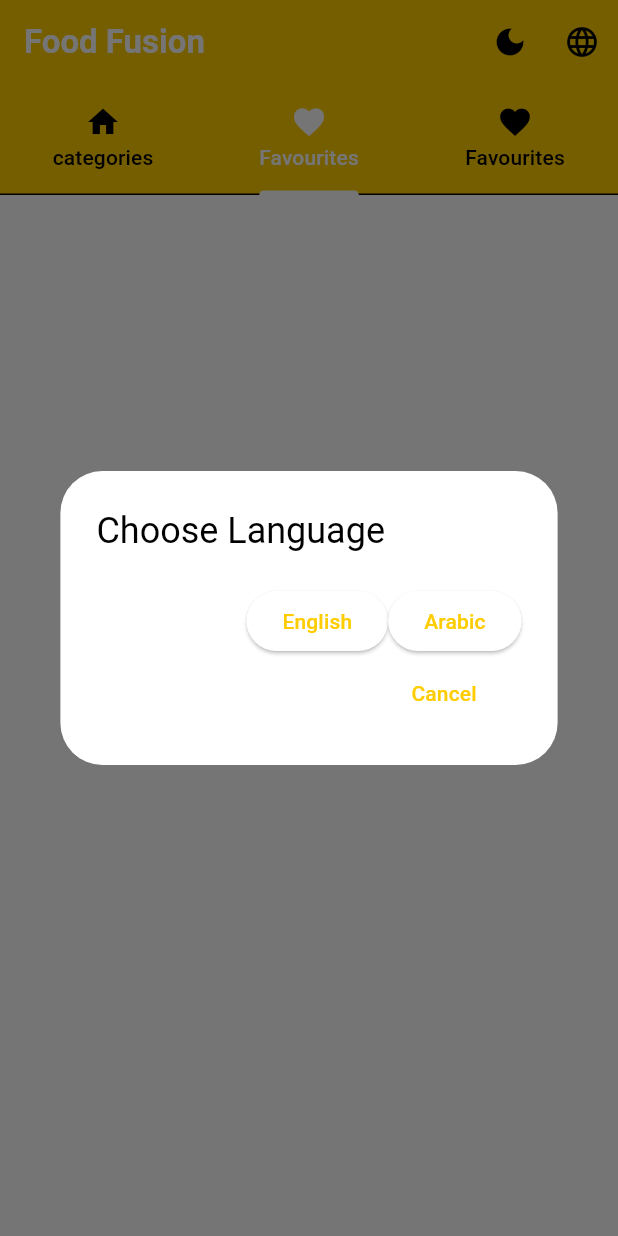
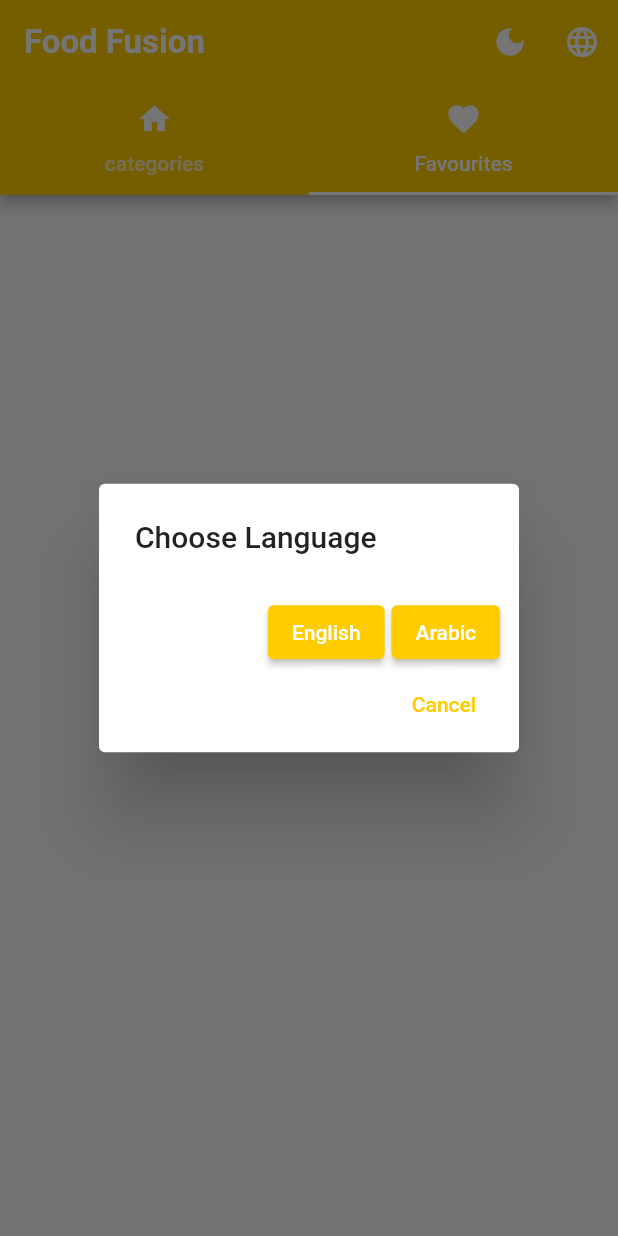
Before and after one commit to kawtharmohamed/meals_app, a Flutter app: the screen it shows after launch, tab 2 chosen, after a tap on the "language" icon, on a phone screen of 412 x 824 dp. Run offline on Flutter 3.47's test engine with Material 3 defaults, Android fonts, the phone set to English and light mode, and no system bars; our stand-ins replace animated_splash_screen, carousel_slider, connectivity_plus, dartz, easy_localization, equatable and 10 more; accounts and stored records are empty; generated files the repository leaves out were written again; network calls fail.

Commit message:
commit finished

```diff
--- a/lib/core/style/app_theme.dart
+++ b/lib/core/style/app_theme.dart
@@ -2,6 +2,7 @@ import 'package:flutter/material.dart';
 import 'package:meals_app/core/style/colors.dart';
 
 final appLightTheme = ThemeData(
+  useMaterial3: false,
   appBarTheme: const AppBarTheme(
     backgroundColor: MyColors.darkYellow,
     centerTitle: true,
@@ -16,6 +17,7 @@ final appLightTheme = ThemeData(
 );
 
 final appDarkTheme = ThemeData(
+  useMaterial3: false,
   scaffoldBackgroundColor: MyColors.Black,
   appBarTheme: const AppBarTheme(
     backgroundColor: MyColors.DarkGrey2,
--- a/lib/features/category/prsentation/pages/home_page.dart
+++ b/lib/features/category/prsentation/pages/home_page.dart
@@ -15,7 +15,7 @@ class HomePage extends StatelessWidget {
   @override
   Widget build(BuildContext context) {
     return DefaultTabController(
-      length: 3,
+      length: 2,
       child: Scaffold(
         appBar: _buildAppBar(context),
         body: _buildBody(),
@@ -34,16 +34,12 @@ class HomePage extends StatelessWidget {
       tabs: [
         Tab(
           text: LocaleKeys.categories.tr(),
-          icon: const Icon(Icons.home),
+          icon: const Icon(Icons.home , color:MyColors.White),
         ),
         Tab(
           text: LocaleKeys.Favourites.tr(),
           icon: const Icon(Icons.favorite),
         ),
-        Tab(
-          text: LocaleKeys.Favourites.tr(),
-          icon: const Icon(Icons.favorite),
-        )
       ],
     ),
     actions: [
@@ -74,9 +70,9 @@ class HomePage extends StatelessWidget {
     ],
   );
 
-  Widget _buildBody() => TabBarView(
+  Widget _buildBody() => const TabBarView(
     children: [
-      const CategoryPage(),
+      CategoryPage(),
       FavouritePage(),
     ],
   );
--- a/lib/main.dart
+++ b/lib/main.dart
@@ -46,6 +46,7 @@ class MyApp extends StatelessWidget {
           theme: state is ThemeChanged && state.isDark
               ? appDarkTheme
               : appLightTheme,
+
         );
       },
     );
```
